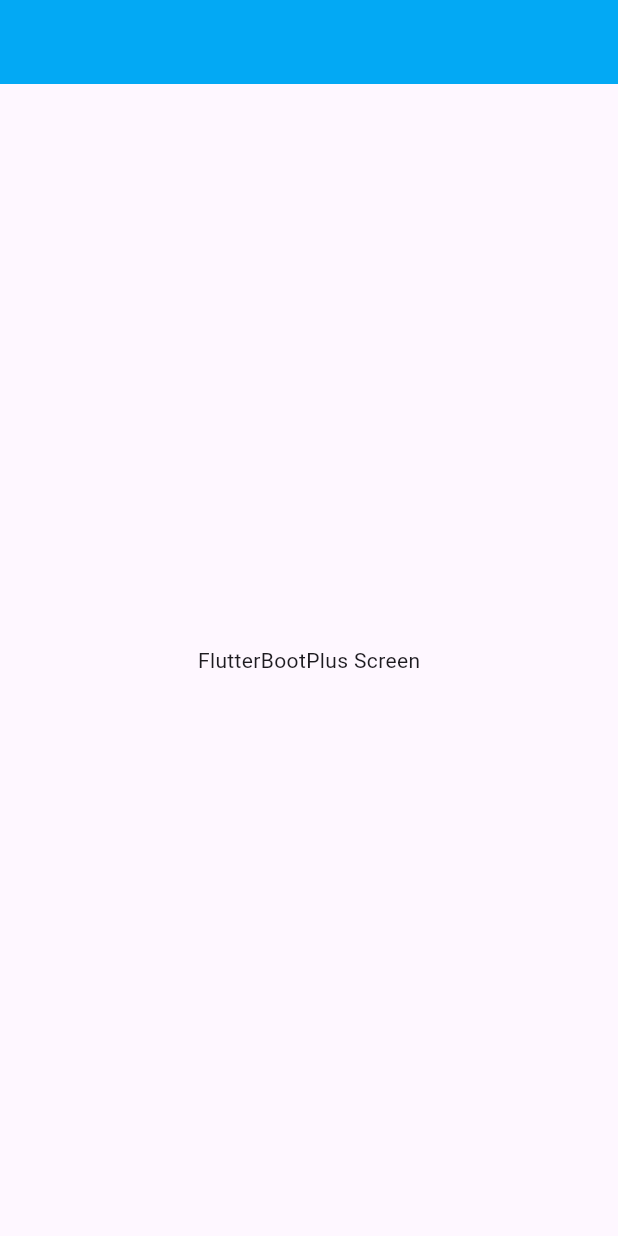
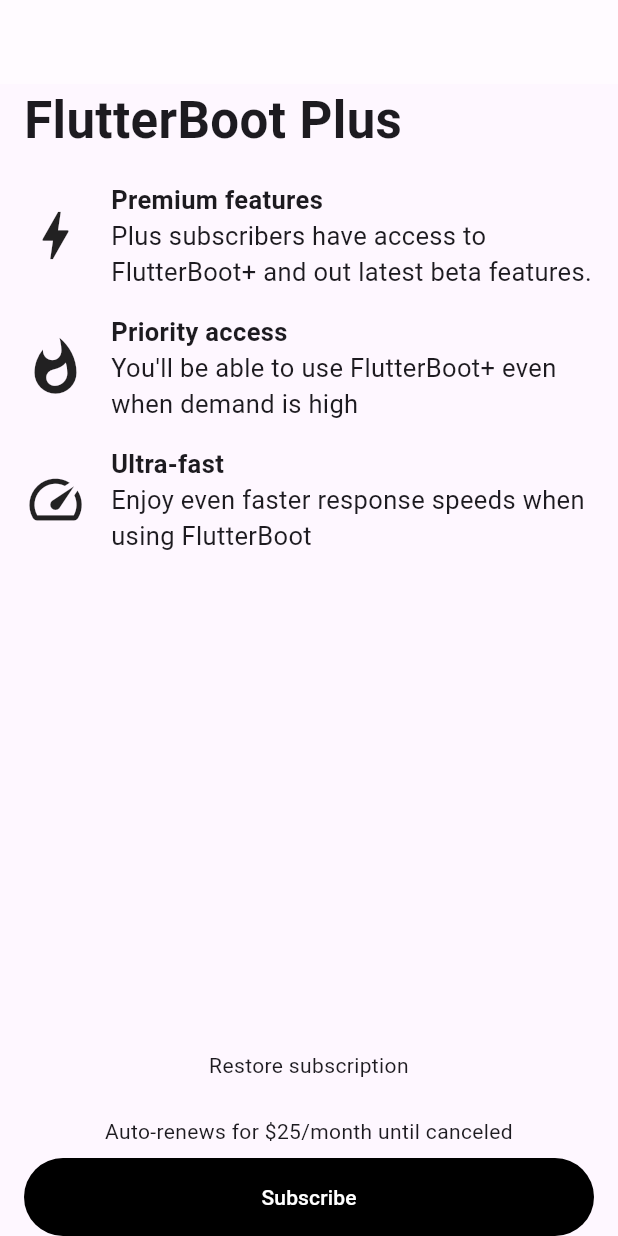
Before and after one commit to Urusung/flutter_boot_challenge, a Flutter app: the FlutterBootPlusScreen screen opened directly, on a phone screen of 412 x 824 dp. Run offline on Flutter 3.47's test engine with Material 3 defaults, Android fonts, the phone set to English and light mode, and no system bars.

Commit message:
feat: 플러터챌린지 1일차 기본문제

```diff
--- a/lib/main.dart
+++ b/lib/main.dart
@@ -1,17 +1,15 @@
 import 'package:flutter/cupertino.dart';
 import 'package:flutter/material.dart';
+import 'package:flutter_boot_challenge/screens/flutter_boot_plus_screen.dart';
 import 'package:flutter_boot_challenge/screens/select_screen.dart';
 
 void main() {
   WidgetsFlutterBinding.ensureInitialized();
 
   runApp(
-    MaterialApp(
+    const MaterialApp(
       debugShowCheckedModeBanner: false,
-      theme: ThemeData(
-        primarySwatch: Colors.lightBlue,
-      ),
-      home: const SelectScreen(),
+      home: FlutterBootPlusScreen(),
     ),
   );
 }
--- a/lib/screens/flutter_boot_plus_screen.dart
+++ b/lib/screens/flutter_boot_plus_screen.dart
@@ -9,13 +9,134 @@ class FlutterBootPlusScreen extends StatelessWidget {
     return Scaffold(
       appBar: AppBar(
         automaticallyImplyLeading: false,
-        backgroundColor: Colors.lightBlue,
+        backgroundColor: const Color.fromARGB(255, 255, 251, 255),
       ),
-      body: const SafeArea(
-        child: Center(
-          child: Text('FlutterBootPlus Screen'),
+      body: SafeArea(
+        child: Padding(
+          padding: const EdgeInsets.only(left: 16.0, right: 16),
+          child: Column(
+            mainAxisAlignment: MainAxisAlignment.start,
+            crossAxisAlignment: CrossAxisAlignment.stretch,
+            children: [
+              const Text(
+                'FlutterBoot Plus',
+                style: TextStyle(
+                  fontSize: 34,
+                  fontWeight: FontWeight.bold,
+                ),
+              ),
+              const Expanded(
+                child: SingleChildScrollView(
+                  child: Column(
+                    children: [
+                      Padding(padding: EdgeInsets.only(top: 16)),
+                      SupportDetalisWidget(
+                        icon: Icon(Icons.bolt),
+                        title: 'Premium features',
+                        description:
+                            'Plus subscribers have access to FlutterBoot+ and out latest beta features.',
+                      ),
+                      Padding(
+                        padding: EdgeInsets.only(
+                          top: 16,
+                        ),
+                      ),
+                      SupportDetalisWidget(
+                        icon: Icon(Icons.whatshot),
+                        title: 'Priority access',
+                        description:
+                            'You\'ll be able to use FlutterBoot+ even when demand is high',
+                      ),
+                      Padding(
+                        padding: EdgeInsets.only(
+                          top: 16,
+                        ),
+                      ),
+                      SupportDetalisWidget(
+                        icon: Icon(Icons.speed),
+                        title: 'Ultra-fast',
+                        description:
+                            'Enjoy even faster response speeds when using FlutterBoot',
+                      ),
+                    ],
+                  ),
+                ),
+              ),
+              const Spacer(),
+              const Text(
+                'Restore subscription',
+                textAlign: TextAlign.center,
+              ),
+              const Padding(padding: EdgeInsets.only(top: 24)),
+              const Text('Auto-renews for \$25/month until canceled',
+                  textAlign: TextAlign.center),
+              const Padding(padding: EdgeInsets.only(top: 8)),
+              FilledButton(
+                style: ElevatedButton.styleFrom(
+                  padding: const EdgeInsets.only(
+                    top: 16,
+                    bottom: 16,
+                  ),
+                  backgroundColor: Colors.black,
+                ),
+                onPressed: () {},
+                child: const Text('Subscribe'),
+              ),
+            ],
+          ),
         ),
       ),
     );
   }
 }
+
+class SupportDetalisWidget extends StatelessWidget {
+  const SupportDetalisWidget({
+    required this.icon,
+    required this.title,
+    required this.description,
+    super.key,
+  });
+  final Icon icon;
+  final String title;
+  final String description;
+
+  @override
+  Widget build(BuildContext context) {
+    return Row(
+      children: [
+        SizedBox(
+          width: 42,
+          height: 42,
+          child: FittedBox(
+            child: icon,
+          ),
+        ),
+        const Padding(padding: EdgeInsets.only(right: 16)),
+        Expanded(
+          child: Column(
+            mainAxisAlignment: MainAxisAlignment.start,
+            crossAxisAlignment: CrossAxisAlignment.start,
+            children: [
+              Text(
+                title,
+                style: const TextStyle(
+                  fontSize: 17,
+                  fontWeight: FontWeight.bold,
+                ),
+                overflow: TextOverflow.clip,
+              ),
+              Text(
+                description,
+                style: const TextStyle(
+                  fontSize: 17,
+                  overflow: TextOverflow.clip,
+                ),
+              ),
+            ],
+          ),
+        ),
+      ],
+    );
+  }
+}
```
